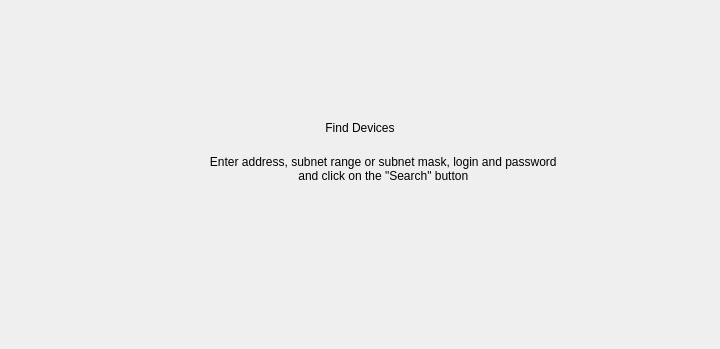
The window that vms/client/nx_vms_client_desktop/src/nx/vms/client/desktop/manual_device_addition/dialog/new_device_addition_dialog.ui (networkoptix/nx_open) describes before a commit, drawn with Qt 5; both pictures show x 0 to 720 and y 254 to 603 of the 720 by 603 pixel window.
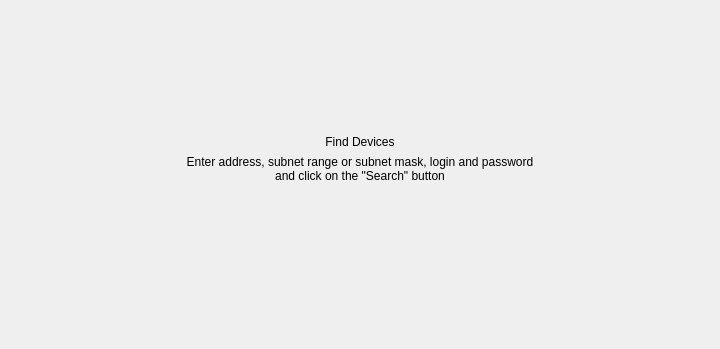
The same window after the commit. Custom widgets are drawn as their Qt base class.

```diff
--- a/vms/client/nx_vms_client_desktop/src/nx/vms/client/desktop/manual_device_addition/dialog/new_device_addition_dialog.ui
+++ b/vms/client/nx_vms_client_desktop/src/nx/vms/client/desktop/manual_device_addition/dialog/new_device_addition_dialog.ui
@@ -495,10 +495,8 @@
        <item>
         <widget class="QLabel" name="searchPlaceholderText">
          <property name="text">
-          <string>
-              Enter address, subnet range or subnet mask, login and password
-              and click on the "Search" button
-          </string>
+          <string>Enter address, subnet range or subnet mask, login and password
+and click on the &quot;Search&quot; button</string>
          </property>
          <property name="alignment">
           <set>Qt::AlignCenter</set>
```
